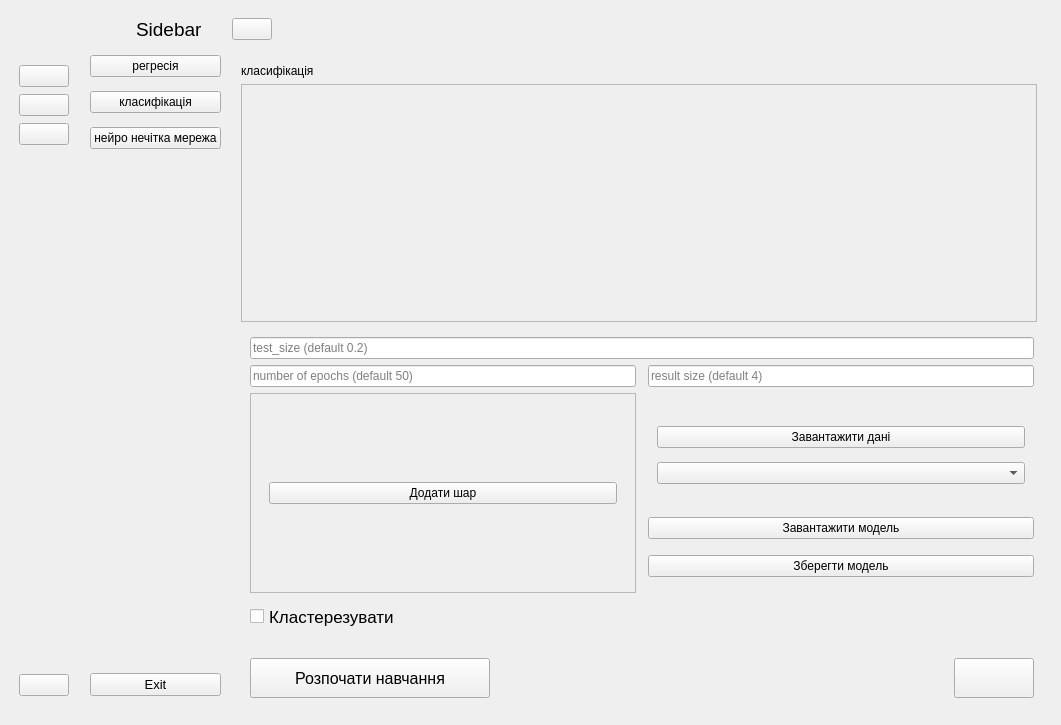
Qt form GUI.ui (Arellaf/GUI) before a commit.
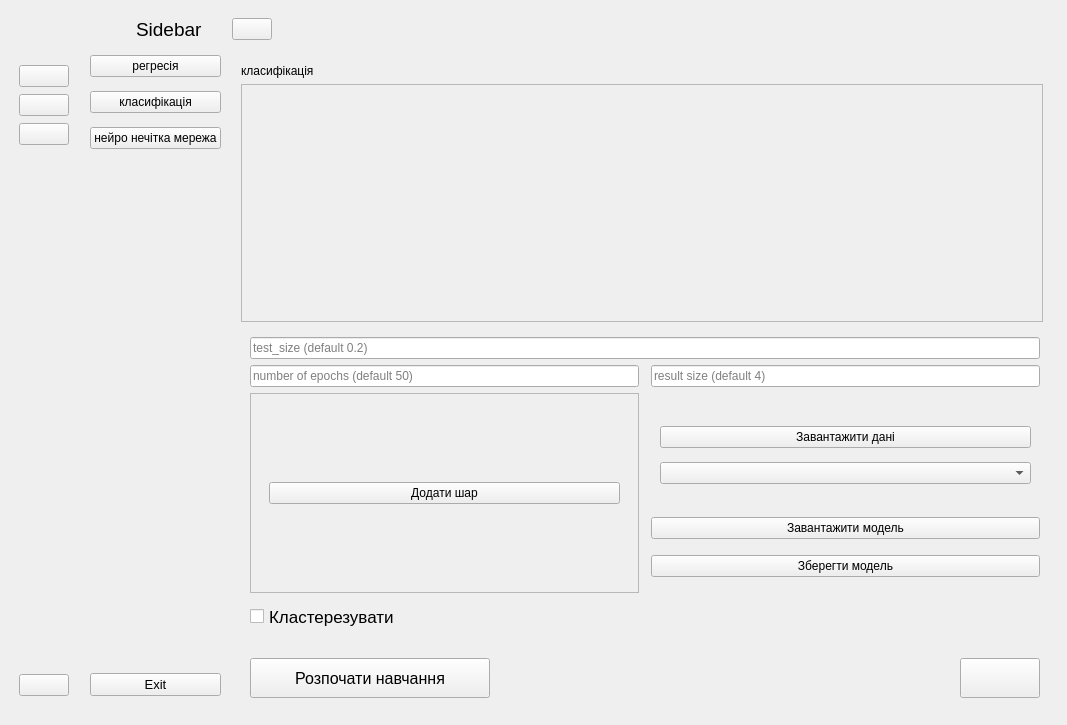
The same form after that commit. The open tabs and pages were chosen to show the change. Icons and pictures are not drawn.

Patch:
```diff
--- a/GUI.ui
+++ b/GUI.ui
@@ -6,7 +6,7 @@
    <rect>
     <x>0</x>
     <y>0</y>
-    <width>1061</width>
+    <width>1067</width>
     <height>725</height>
    </rect>
   </property>
@@ -853,7 +853,7 @@
                       <rect>
                        <x>0</x>
                        <y>0</y>
-                       <width>348</width>
+                       <width>372</width>
                        <height>198</height>
                       </rect>
                      </property>
@@ -982,8 +982,8 @@
                    <rect>
                     <x>0</x>
                     <y>0</y>
-                    <width>98</width>
-                    <height>43</height>
+                    <width>775</width>
+                    <height>211</height>
                    </rect>
                   </property>
                   <layout class="QGridLayout" name="gridLayout_41">
```
Left out of the diff: 10 changed lines with no effect on the pictures.
